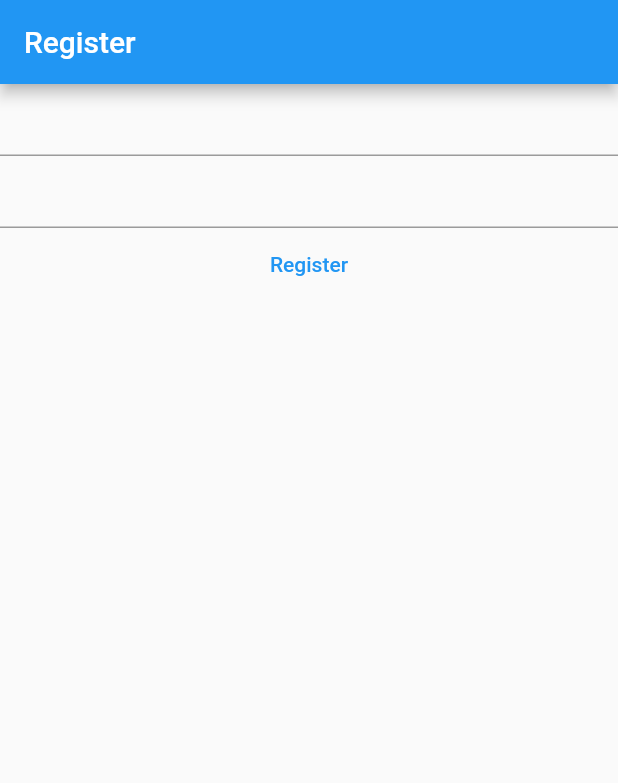
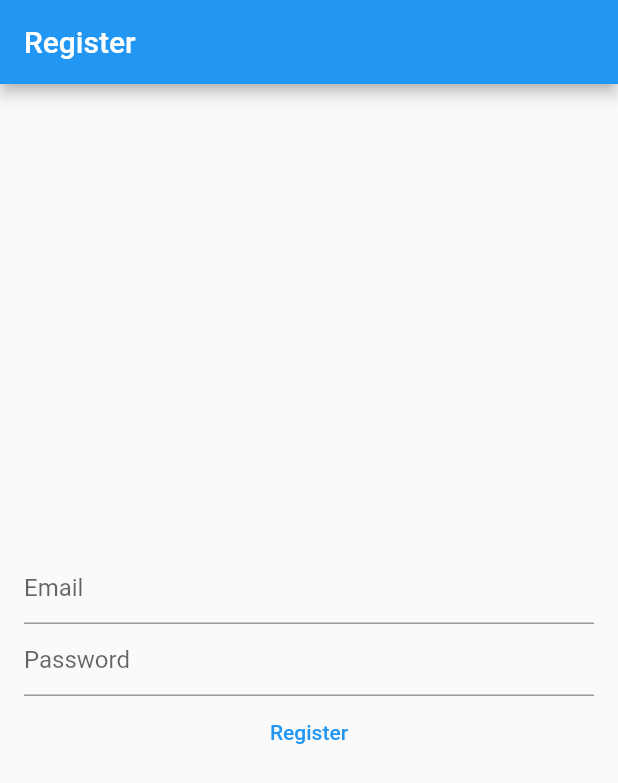
Before and after one commit to PrinceNarteh/my_notes, a Flutter app: the screen it shows after launch, on a phone screen of 412 x 824 dp. Shown: the top 783 px of the screen. Run offline on Flutter 3.47's test engine with Material 2 defaults, Android fonts, the phone set to English and light mode, and no system bars; our stand-ins replace device_preview.

Commit message:
styles the text fields

```diff
--- a/lib/main.dart
+++ b/lib/main.dart
@@ -19,8 +19,30 @@ void main() {
   );
 }
 
-class HomePage extends StatelessWidget {
+class HomePage extends StatefulWidget {
   const HomePage({Key? key}) : super(key: key);
+
+  @override
+  State<HomePage> createState() => _HomePageState();
+}
+
+class _HomePageState extends State<HomePage> {
+  late final TextEditingController _email;
+  late final TextEditingController _password;
+
+  @override
+  void initState() {
+    _email = TextEditingController();
+    _password = TextEditingController();
+    super.initState();
+  }
+
+  @override
+  void dispose() {
+    _email.dispose();
+    _password.dispose();
+    super.dispose();
+  }
 
   @override
   Widget build(BuildContext context) {
@@ -28,16 +50,26 @@ class HomePage extends StatelessWidget {
       appBar: AppBar(
         title: const Text("Register"),
       ),
-      body: Column(
+      body: Padding(
+        padding: const EdgeInsets.all(16.0),
+        child: Column(
+          mainAxisAlignment: MainAxisAlignment.center,
           children: [
-          const TextField(),
-          const TextField(),
+            TextField(
+              controller: _email,
+              decoration: const InputDecoration(hintText: "Email"),
+            ),
+            TextField(
+              controller: _password,
+              decoration: const InputDecoration(hintText: "Password"),
+            ),
             TextButton(
               child: const Text("Register"),
               onPressed: () => {},
             ),
           ],
         ),
+      ),
     );
   }
 }
```
Lines whose indentation alone changed are shown as unchanged.
